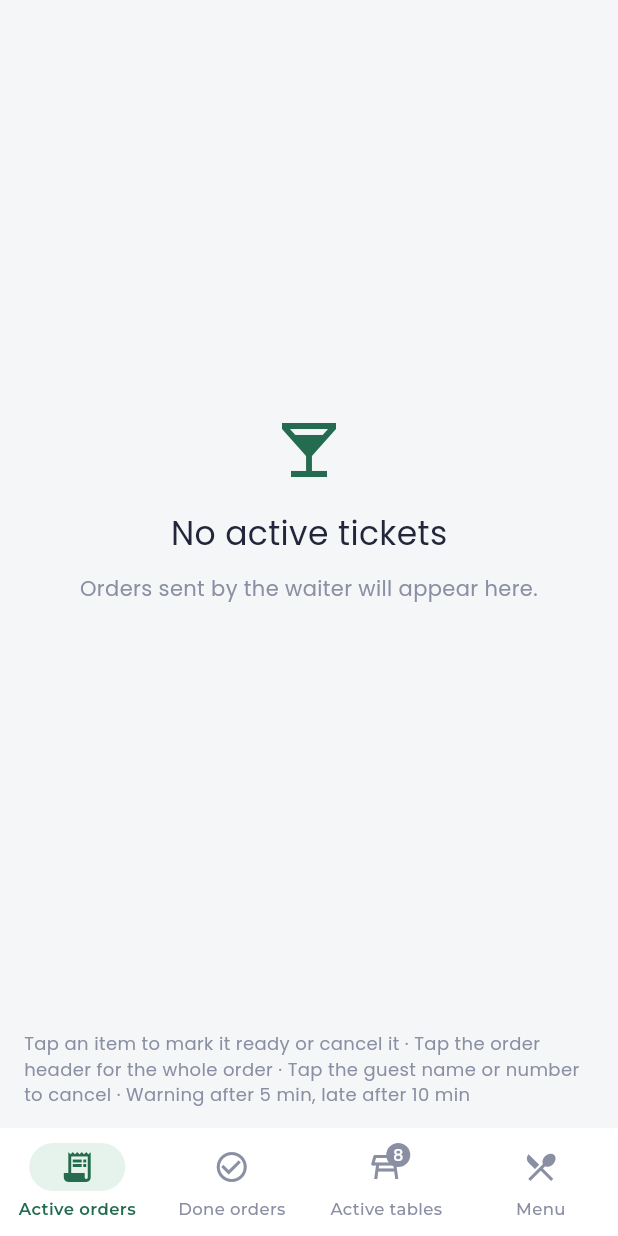
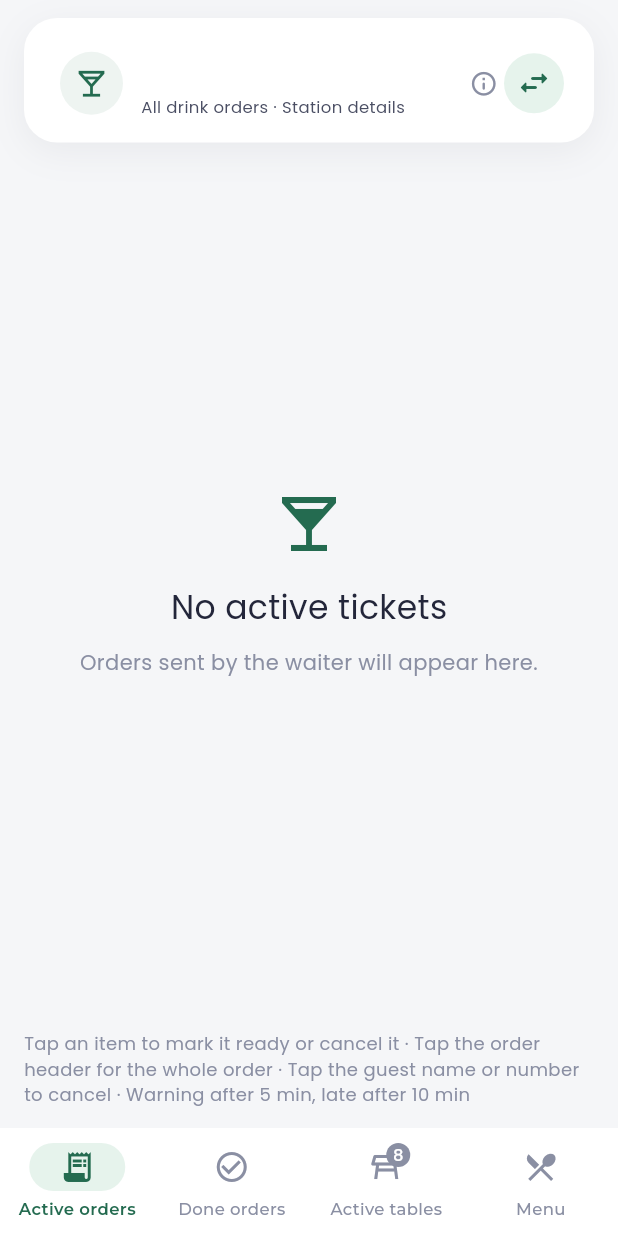
Before and after one commit to anastanyums/shiney-gestro-tablet, a Flutter app: the StationBoard screen opened directly with empty values, on a phone screen of 412 x 824 dp. Run offline on Flutter 3.47's test engine with Material 3 defaults, Android fonts, the phone set to English and light mode, and no system bars; our stand-ins replace google_fonts, image_picker, shared_preferences, supabase_flutter, timezone; missing offline and left inert: in_app_update, mobile_scanner, print_bluetooth_thermal; accounts and stored records are empty.

Commit message:
Restore station header access with scrollable empty orders

```diff
--- a/lib/station_board.dart
+++ b/lib/station_board.dart
@@ -232,14 +232,24 @@ class _StationBoardState extends State<StationBoard> {
                             children: [
                               Expanded(
                                 child: tickets.isEmpty
-                                    ? Center(
+                                    ? LayoutBuilder(
+                                        builder: (context, constraints) =>
+                                            SingleChildScrollView(
+                                          physics:
+                                              const AlwaysScrollableScrollPhysics(),
+                                          child: SizedBox(
+                                            height: constraints.maxHeight,
+                                            child: Center(
                                               child: Padding(
-                                          padding: const EdgeInsets.all(24),
+                                                padding:
+                                                    const EdgeInsets.all(24),
                                                 child: Column(
-                                            mainAxisSize: MainAxisSize.min,
+                                                  mainAxisSize:
+                                                      MainAxisSize.min,
                                                   children: [
                                                     Icon(
-                                                widget.station == 'Kitchen'
+                                                      widget.station ==
+                                                              'Kitchen'
                                                           ? Icons.restaurant
                                                           : Icons.local_bar,
                                                       color: green,
@@ -249,20 +259,26 @@ class _StationBoardState extends State<StationBoard> {
                                                     Text(
                                                       'No ${filter.toLowerCase()} tickets',
                                                       style: const TextStyle(
-                                                  color: Color(0xFF23263A),
+                                                        color:
+                                                            Color(0xFF23263A),
                                                         fontSize: 22,
                                                       ),
                                                     ),
                                                     const SizedBox(height: 10),
                                                     const Text(
                                                       'Orders sent by the waiter will appear here.',
-                                                textAlign: TextAlign.center,
+                                                      textAlign:
+                                                          TextAlign.center,
                                                       style: TextStyle(
-                                                  color: Color(0xFF8A8FA3),
+                                                        color:
+                                                            Color(0xFF8A8FA3),
                                                         height: 1.6,
                                                       ),
                                                     ),
                                                   ],
+                                                ),
+                                              ),
+                                            ),
                                           ),
                                         ),
                                       )
@@ -348,8 +364,22 @@ class _StationBoardState extends State<StationBoard> {
     );
   }
 
-  // Keep the board and session columns unobstructed by a station header.
-  Widget stationShell(Widget body) => body;
+  // The header scrolls away; pulling down reveals station and role controls.
+  Widget stationShell(Widget body) => NestedScrollView(
+        floatHeaderSlivers: true,
+        headerSliverBuilder: (context, _) => [
+          SliverToBoxAdapter(
+            child: Padding(
+              padding: const EdgeInsets.fromLTRB(16, 12, 16, 4),
+              child: walletCard(
+                padding: const EdgeInsets.symmetric(horizontal: 8, vertical: 6),
+                children: [stationBar()],
+              ),
+            ),
+          ),
+        ],
+        body: body,
+      );
 
   void explainSingleStation() => showDialog<void>(
         context: context,
```
Lines whose indentation alone changed are shown as unchanged.
